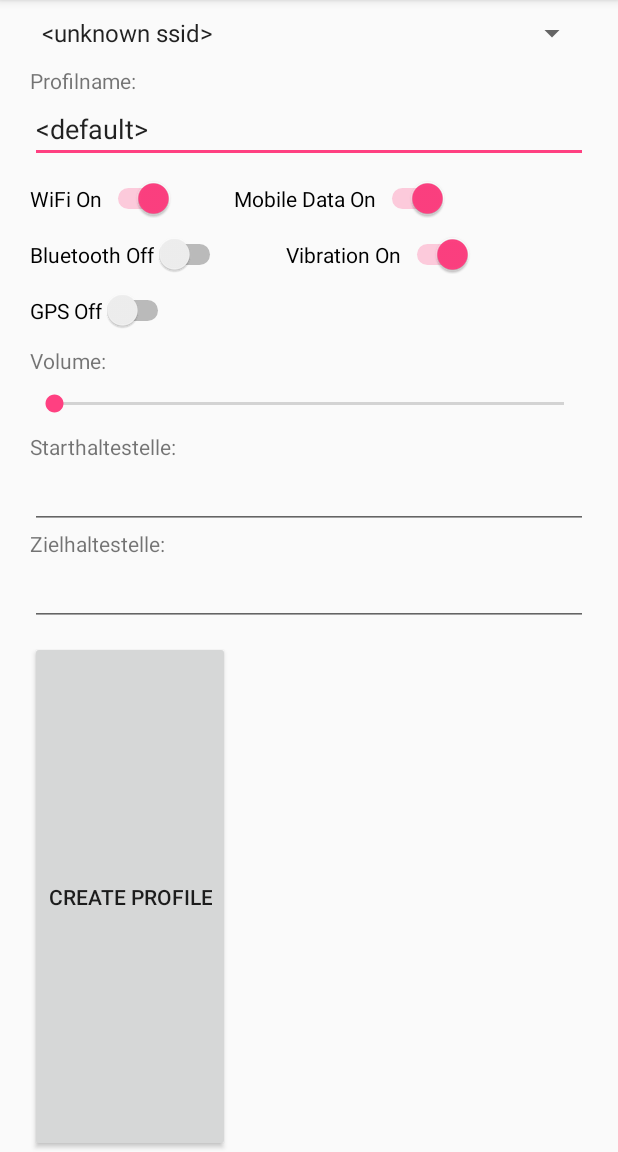
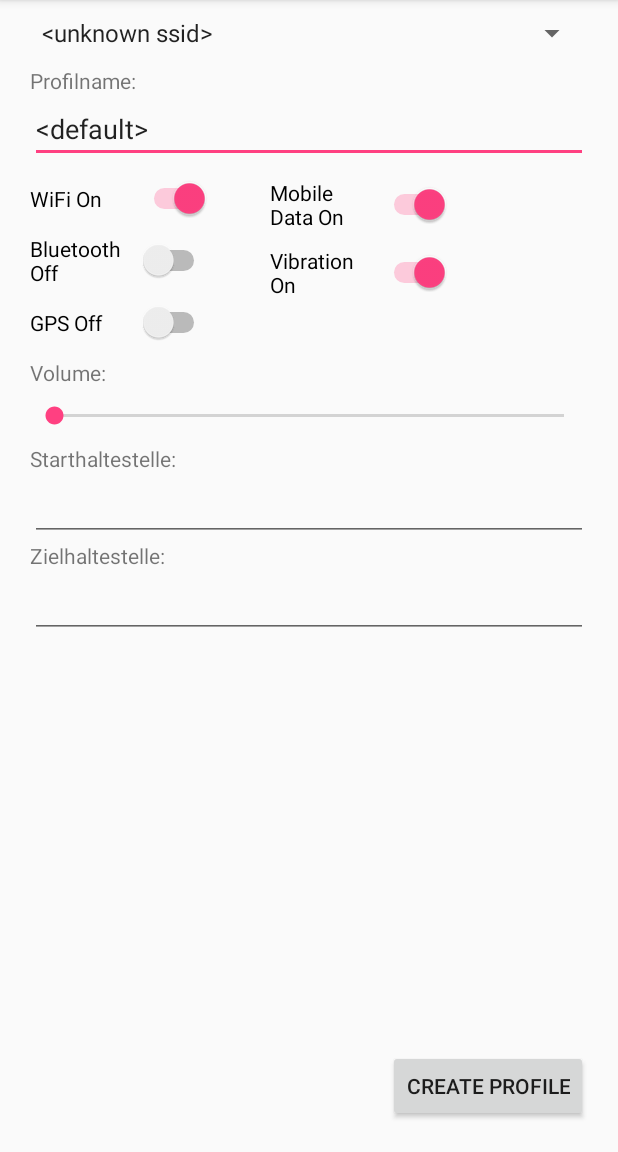
Before and after one commit to trickrig/SRHApp, an Android app: the fragment SettingsTab shown on its own in the app's theme, on a phone screen of 412 x 824 dp, the part 84-1236 px from its top. Run offline under Robolectric (Android 15) with nearby library versions, the phone set to English and light mode, and no system bars.

Commit message:
final ui

```diff
--- a/app/src/main/java/de/srh/srha/tabs/SettingsTab.java
+++ b/app/src/main/java/de/srh/srha/tabs/SettingsTab.java
@@ -276,7 +276,7 @@ public class SettingsTab extends Fragment implements AdapterView.OnItemSelectedL
 
                 preferredArrival.setText("");
                 preferredDeparture.setText("");
-                profilName.setText("");
+                Toast.makeText(getActivity(), "Updated Profile " + selectedSpinnerItem, Toast.LENGTH_SHORT).show();
             }
         });
 
--- a/app/src/main/res/layout/settingstab_layout.xml
+++ b/app/src/main/res/layout/settingstab_layout.xml
@@ -30,7 +30,7 @@
         android:layout_marginLeft="20dp"/>
 
     <Switch
-        android:layout_width="wrap_content"
+        android:layout_width="120dp"
         android:layout_height="wrap_content"
         android:id="@+id/wifiSwitch"
         android:layout_below="@+id/profilNameEditText"
@@ -39,7 +39,7 @@
         android:layout_marginLeft="20dp"/>
 
     <Switch
-        android:layout_width="wrap_content"
+        android:layout_width="120dp"
         android:layout_height="wrap_content"
         android:id="@+id/bluetoothSwitch"
         android:layout_below="@+id/wifiSwitch"
@@ -48,7 +48,7 @@
         android:layout_marginLeft="20dp"/>
 
     <Switch
-        android:layout_width="wrap_content"
+        android:layout_width="120dp"
         android:layout_height="wrap_content"
         android:id="@+id/gpsSwitch"
         android:layout_below="@id/bluetoothSwitch"
@@ -57,7 +57,7 @@
         android:layout_marginLeft="20dp"/>
 
     <Switch
-        android:layout_width="wrap_content"
+        android:layout_width="120dp"
         android:layout_height="wrap_content"
         android:id="@+id/mobileSwitch"
         android:layout_toRightOf="@id/wifiSwitch"
@@ -67,7 +67,7 @@
         android:layout_marginLeft="20dp"/>
 
     <Switch
-        android:layout_width="wrap_content"
+        android:layout_width="120dp"
         android:layout_height="wrap_content"
         android:id="@+id/vibrationSwitch"
         android:layout_toRightOf="@id/bluetoothSwitch"
@@ -126,15 +126,17 @@
         android:id="@+id/zielhaltEditText"
         android:layout_below="@+id/zielhaltTextView"
         android:layout_marginRight="20dp"
-        android:layout_marginLeft="20dp"/>
+        android:layout_marginLeft="20dp" />
 
     <Button
-        android:layout_below="@+id/zielhaltEditText"
         android:layout_width="wrap_content"
-        android:layout_height="30dp"
+        android:layout_height="wrap_content"
         android:id="@+id/createProfilButton"
+        android:layout_alignParentBottom="true"
         android:layout_marginTop="10dp"
         android:layout_marginLeft="20dp"
-        android:layout_alignParentBottom="true"/>
+        android:layout_marginBottom="20dp"
+        android:layout_marginEnd="20dp"
+        android:layout_alignParentEnd="true"/>
 
 </RelativeLayout>
```
